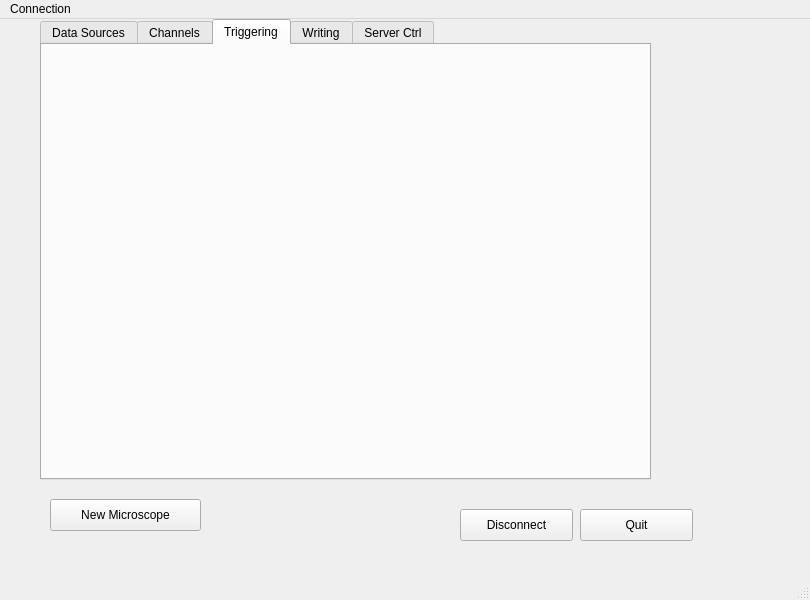
Qt form dc.ui (usnistgov/dastardcommander) before a commit.
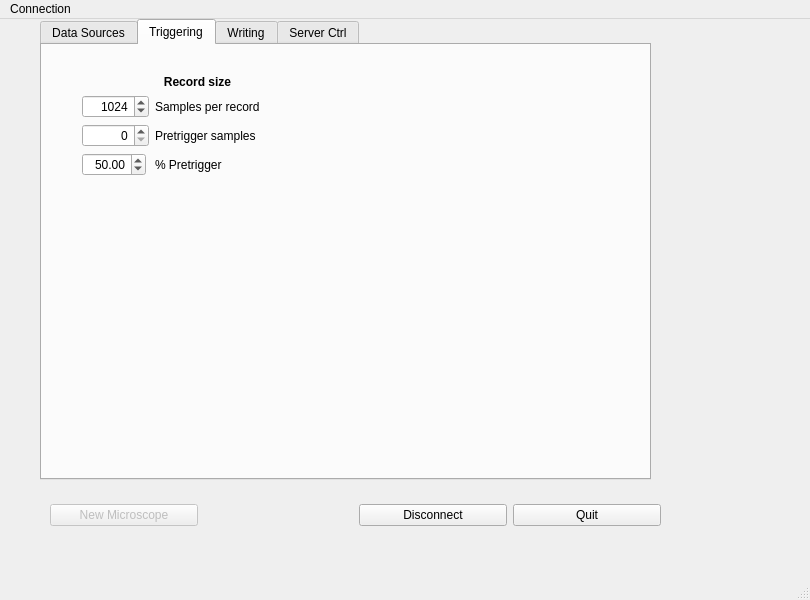
The same form after that commit. The open tabs and pages were chosen to show the change. Icons and pictures are not drawn.

Commit message: Input spin boxes to control pre-trigger and total samples per record.

```diff
--- a/dc.ui
+++ b/dc.ui
@@ -17,19 +17,6 @@
    <enum>QTabWidget::Rounded</enum>
   </property>
   <widget class="QWidget" name="centralwidget">
-   <widget class="QPushButton" name="quitButton">
-    <property name="geometry">
-     <rect>
-      <x>580</x>
-      <y>490</y>
-      <width>113</width>
-      <height>32</height>
-     </rect>
-    </property>
-    <property name="text">
-     <string>Quit</string>
-    </property>
-   </widget>
    <widget class="QTabWidget" name="tabWidget">
     <property name="geometry">
      <rect>
@@ -544,36 +531,97 @@
       </item>
      </layout>
     </widget>
-    <widget class="QWidget" name="tabChannels">
+    <widget class="QWidget" name="tab_2">
      <attribute name="title">
-      <string>Channels</string>
+      <string>Triggering</string>
      </attribute>
-     <widget class="QWidget" name="">
+     <widget class="QWidget" name="formLayoutWidget">
       <property name="geometry">
        <rect>
-        <x>10</x>
-        <y>10</y>
-        <width>591</width>
-        <height>421</height>
+        <x>40</x>
+        <y>30</y>
+        <width>231</width>
+        <height>145</height>
        </rect>
       </property>
-      <layout class="QVBoxLayout" name="verticalLayout_4">
-       <item>
+      <layout class="QFormLayout" name="formLayout_2">
+       <item row="3" column="0">
+        <widget class="QSpinBox" name="samplesSpin">
+         <property name="alignment">
+          <set>Qt::AlignRight|Qt::AlignTrailing|Qt::AlignVCenter</set>
+         </property>
+         <property name="minimum">
+          <number>4</number>
+         </property>
+         <property name="maximum">
+          <number>262144</number>
+         </property>
+         <property name="value">
+          <number>1024</number>
+         </property>
+        </widget>
+       </item>
+       <item row="3" column="1">
         <widget class="QLabel" name="label_16">
          <property name="text">
-          <string>Select channels to activate:</string>
+          <string>Samples per record</string>
+         </property>
+        </widget>
+       </item>
+       <item row="4" column="0">
+        <widget class="QSpinBox" name="pretriggerSamplesSpin">
+         <property name="alignment">
+          <set>Qt::AlignRight|Qt::AlignTrailing|Qt::AlignVCenter</set>
+         </property>
+         <property name="maximum">
+          <number>262144</number>
+         </property>
+        </widget>
+       </item>
+       <item row="4" column="1">
+        <widget class="QLabel" name="label_17">
+         <property name="text">
+          <string>Pretrigger samples</string>
+         </property>
+        </widget>
+       </item>
+       <item row="5" column="0">
+        <widget class="QDoubleSpinBox" name="pctPretriggerSpinBox">
+         <property name="alignment">
+          <set>Qt::AlignRight|Qt::AlignTrailing|Qt::AlignVCenter</set>
+         </property>
+         <property name="maximum">
+          <double>100.000000000000000</double>
+         </property>
+         <property name="value">
+          <double>50.000000000000000</double>
+         </property>
+        </widget>
+       </item>
+       <item row="5" column="1">
+        <widget class="QLabel" name="label_18">
+         <property name="text">
+          <string>% Pretrigger </string>
+         </property>
+        </widget>
+       </item>
+       <item row="2" column="0" colspan="2">
+        <widget class="QLabel" name="label_19">
+         <property name="font">
+          <font>
+           <weight>75</weight>
+           <bold>true</bold>
+          </font>
+         </property>
+         <property name="text">
+          <string>Record size</string>
          </property>
          <property name="alignment">
           <set>Qt::AlignCenter</set>
          </property>
         </widget>
        </item>
-       <item>
-        <widget class="QFrame" name="activeChannelFrame">
-         <layout class="QGridLayout" name="gridLayout_2"/>
-        </widget>
-       </item>
-       <item>
+       <item row="6" column="1">
         <spacer name="verticalSpacer_3">
          <property name="orientation">
           <enum>Qt::Vertical</enum>
@@ -586,58 +634,9 @@
          </property>
         </spacer>
        </item>
-       <item>
-        <layout class="QHBoxLayout" name="horizontalLayout_2">
-         <item>
-          <spacer name="horizontalSpacer_4">
-           <property name="orientation">
-            <enum>Qt::Horizontal</enum>
-           </property>
-           <property name="sizeHint" stdset="0">
-            <size>
-             <width>40</width>
-             <height>20</height>
-            </size>
-           </property>
-          </spacer>
-         </item>
-         <item>
-          <widget class="QPushButton" name="allChannelsButton">
-           <property name="text">
-            <string>All</string>
-           </property>
-          </widget>
-         </item>
-         <item>
-          <widget class="QPushButton" name="noChannelsButton">
-           <property name="text">
-            <string>None</string>
-           </property>
-          </widget>
-         </item>
-         <item>
-          <spacer name="horizontalSpacer_3">
-           <property name="orientation">
-            <enum>Qt::Horizontal</enum>
-           </property>
-           <property name="sizeHint" stdset="0">
-            <size>
-             <width>40</width>
-             <height>20</height>
-            </size>
-           </property>
-          </spacer>
-         </item>
-        </layout>
-       </item>
       </layout>
      </widget>
     </widget>
-    <widget class="QWidget" name="tab_2">
-     <attribute name="title">
-      <string>Triggering</string>
-     </attribute>
-    </widget>
     <widget class="QWidget" name="tab_3">
      <attribute name="title">
       <string>Writing</string>
@@ -649,52 +648,56 @@
      </attribute>
     </widget>
    </widget>
-   <widget class="QLabel" name="label_3">
-    <property name="geometry">
-     <rect>
-      <x>350</x>
-      <y>490</y>
-      <width>71</width>
-      <height>31</height>
-     </rect>
-    </property>
-    <property name="font">
-     <font>
-      <pointsize>18</pointsize>
-     </font>
-    </property>
-    <property name="text">
-     <string/>
-    </property>
-    <property name="pixmap">
-     <pixmap>NIST_logo_tiny.png</pixmap>
-    </property>
-   </widget>
-   <widget class="QPushButton" name="disconnectButton">
-    <property name="geometry">
-     <rect>
-      <x>460</x>
-      <y>490</y>
-      <width>113</width>
-      <height>32</height>
-     </rect>
-    </property>
-    <property name="text">
-     <string>Disconnect</string>
-    </property>
-   </widget>
-   <widget class="QPushButton" name="pushButton">
+   <widget class="QWidget" name="">
     <property name="geometry">
      <rect>
       <x>50</x>
       <y>480</y>
-      <width>151</width>
+      <width>611</width>
       <height>32</height>
      </rect>
     </property>
-    <property name="text">
-     <string>New Microscope</string>
-    </property>
+    <layout class="QHBoxLayout" name="horizontalLayout_2">
+     <item>
+      <widget class="QPushButton" name="pushButton">
+       <property name="enabled">
+        <bool>false</bool>
+       </property>
+       <property name="text">
+        <string>New Microscope</string>
+       </property>
+      </widget>
+     </item>
+     <item>
+      <widget class="QLabel" name="label_3">
+       <property name="font">
+        <font>
+         <pointsize>18</pointsize>
+        </font>
+       </property>
+       <property name="text">
+        <string/>
+       </property>
+       <property name="pixmap">
+        <pixmap>NIST_logo_tiny.png</pixmap>
+       </property>
+      </widget>
+     </item>
+     <item>
+      <widget class="QPushButton" name="disconnectButton">
+       <property name="text">
+        <string>Disconnect</string>
+       </property>
+      </widget>
+     </item>
+     <item>
+      <widget class="QPushButton" name="quitButton">
+       <property name="text">
+        <string>Quit</string>
+       </property>
+      </widget>
+     </item>
+    </layout>
    </widget>
   </widget>
   <widget class="QMenuBar" name="menubar">
```
The commit also changes 1 other file.
